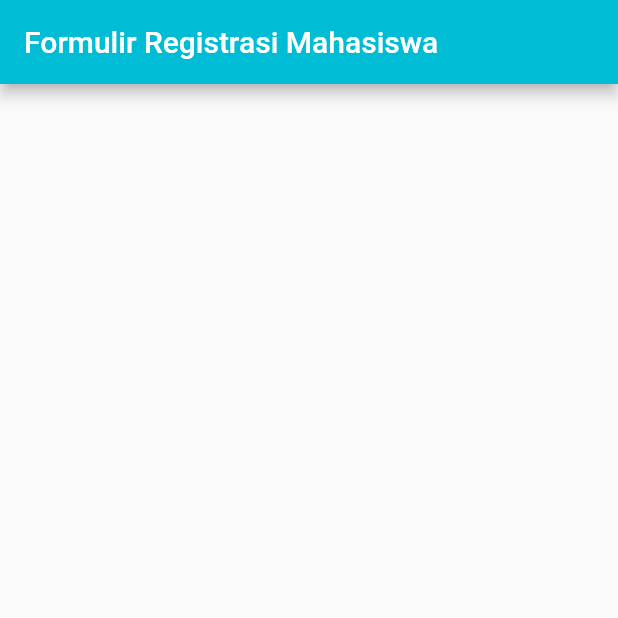
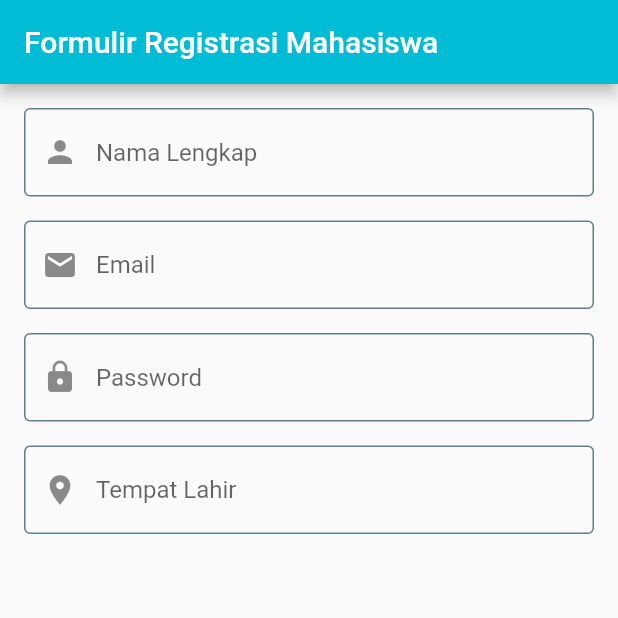
Before and after one commit to imamandrias/tugas6, a Flutter app: the screen it shows after launch, on a phone screen of 412 x 824 dp, the top half of it. Run offline on Flutter 3.47's test engine with Material 2 defaults, Android fonts, the phone set to English and light mode, and no system bars.

Commit message:
Penambahan TextFormField

```diff
--- a/registrasi_mahasiswaapp/lib/main.dart
+++ b/registrasi_mahasiswaapp/lib/main.dart
@@ -1,3 +1,4 @@
+import 'package:flutter/cupertino.dart';
 import 'package:flutter/material.dart';
 
 void main() {
@@ -44,8 +45,68 @@ class _HomePageState extends State<HomePage> {
         title: Text('Formulir Registrasi Mahasiswa'),
         backgroundColor: Colors.cyan,
       ),
-      body: Container(
-
+      body: ListView(
+        children: <Widget>[
+          Padding(
+            padding: EdgeInsets.all(16.0),
+            child: Form(
+              child: Column(
+                children: <Widget>[
+                  TextFormField(
+                    decoration: InputDecoration(
+                        prefixIcon: Icon(Icons.person),
+                        hintText: 'Nama Lengkap',
+                        enabledBorder: OutlineInputBorder(
+                            borderSide: BorderSide(color: Colors.blueGrey)),
+                        border: OutlineInputBorder(
+                          borderRadius: BorderRadius.circular(16.0),
+                        )),
+                  ),
+                  Padding(
+                    padding: EdgeInsets.all(8.0),
+                  ),
+                  TextFormField(
+                    decoration: InputDecoration(
+                        prefixIcon: Icon(Icons.email),
+                        hintText: 'Email',
+                        enabledBorder: OutlineInputBorder(
+                            borderSide: BorderSide(color: Colors.blueGrey)),
+                        border: OutlineInputBorder(
+                          borderRadius: BorderRadius.circular(16.0),
+                        )),
+                  ),
+                  Padding(
+                    padding: EdgeInsets.all(8.0),
+                  ),
+                  TextFormField(
+                    obscureText: true,
+                    decoration: InputDecoration(
+                        prefixIcon: Icon(Icons.lock),
+                        hintText: 'Password',
+                        enabledBorder: OutlineInputBorder(
+                            borderSide: BorderSide(color: Colors.blueGrey)),
+                        border: OutlineInputBorder(
+                          borderRadius: BorderRadius.circular(16.0),
+                        )),
+                  ),
+                  Padding(
+                    padding: EdgeInsets.all(8.0),
+                  ),
+                  TextFormField(
+                    decoration: InputDecoration(
+                        prefixIcon: Icon(Icons.location_on),
+                        hintText: 'Tempat Lahir',
+                        enabledBorder: OutlineInputBorder(
+                            borderSide: BorderSide(color: Colors.blueGrey)),
+                        border: OutlineInputBorder(
+                          borderRadius: BorderRadius.circular(16.0),
+                        )),
+                  ),
+                ],
+              ),
+            ),
+          ),
+        ],
       ),
     );
   }
```
